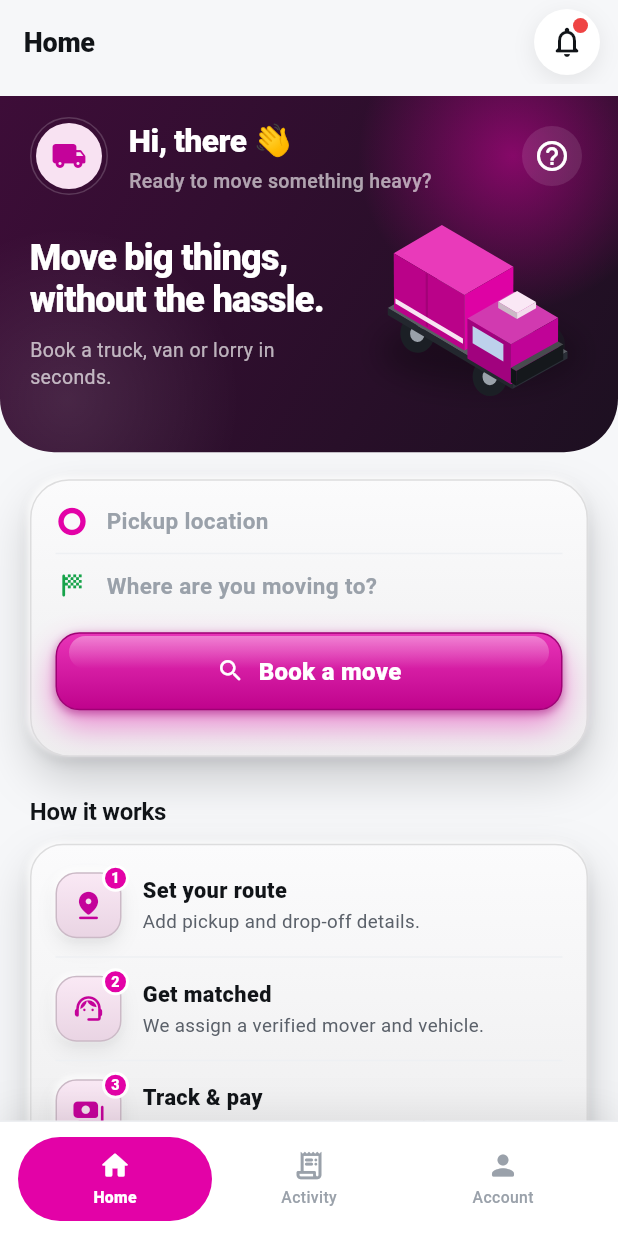
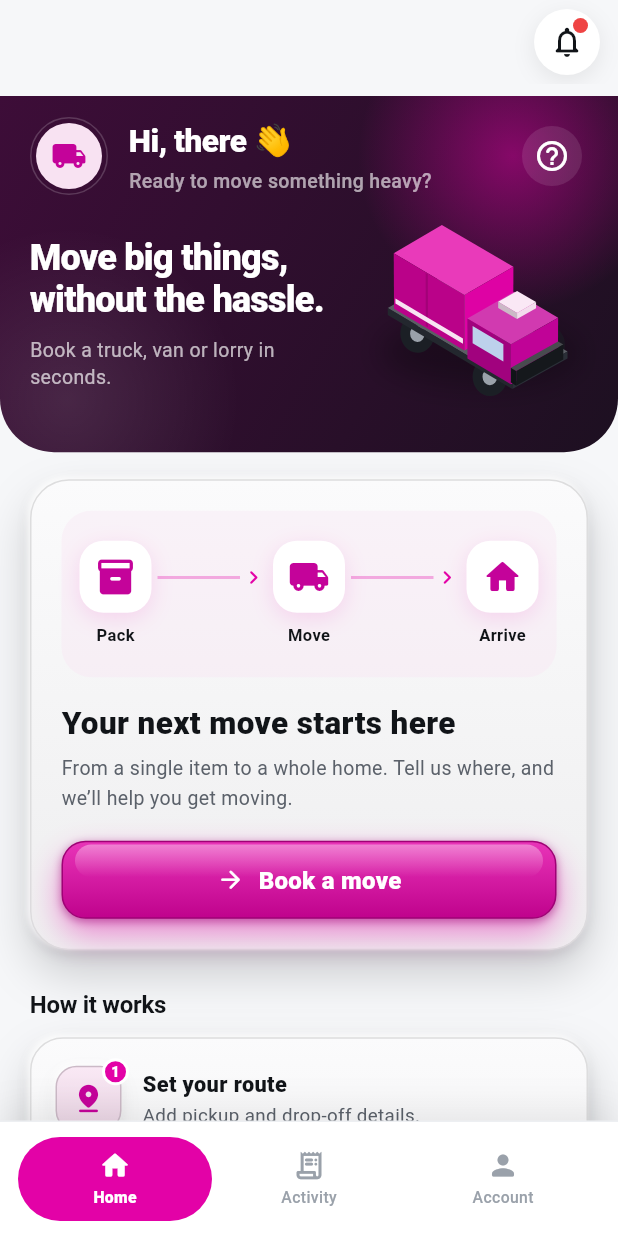
Before and after one commit to kodekrib/marketgo-movers, a Flutter app: the screen it shows after launch, on a phone screen of 412 x 824 dp. Run offline on Flutter 3.47's test engine with Material 3 defaults, Android fonts, the phone set to English and light mode, and no system bars; our stand-ins replace file_picker, flutter_map, geolocator, google_fonts, google_maps_flutter, latlong2 and 4 more; missing offline and left inert: dart:js_interop; accounts and stored records are empty; network calls fail.

Commit message:
Simplify the movers home booking call to action
Replace the pickup and vehicle shortcuts with an illustrated booking card and remove the duplicate home title. Update the home shell test to match the new header.

```diff
--- a/lib/screens/home_screen.dart
+++ b/lib/screens/home_screen.dart
@@ -57,7 +57,8 @@ class _HomeScreenState extends State<HomeScreen> {
       listenable: _auth,
       builder: (context, _) {
         return Scaffold(
-          appBar: MoversAppBar(title: _tabTitles[_tabIndex]),
+          appBar:
+              MoversAppBar(title: _tabIndex == 0 ? '' : _tabTitles[_tabIndex]),
           body: _buildTab(_tabIndex),
           bottomNavigationBar: _MoversNav(
             currentIndex: _tabIndex,
@@ -192,13 +193,11 @@ class BookTab extends StatefulWidget {
 class _BookTabState extends State<BookTab> {
   MovingJob? _activeJob;
   bool _loading = false;
-  List<MoverVehicleType> _vehicleTypes = const [];
 
   @override
   void initState() {
     super.initState();
     _loadActive();
-    _loadVehicleTypes();
   }
 
   @override
@@ -206,15 +205,6 @@ class _BookTabState extends State<BookTab> {
     super.didUpdateWidget(oldWidget);
     if (oldWidget.auth.isAuthenticated != widget.auth.isAuthenticated) {
       _loadActive();
-    }
-  }
-
-  Future<void> _loadVehicleTypes() async {
-    try {
-      final types = await widget.movers.vehicleTypes();
-      if (mounted) setState(() => _vehicleTypes = types);
-    } catch (_) {
-      if (mounted) setState(() => _vehicleTypes = const []);
     }
   }
 
@@ -257,11 +247,7 @@ class _BookTabState extends State<BookTab> {
         SliverToBoxAdapter(
           child: FadeSlideIn(
             delay: const Duration(milliseconds: 120),
-            child: _WhereToBar(
-              onTap: _openBook,
-              onVehicle: _openBookWithVehicle,
-              vehicleTypes: _vehicleTypes,
-            ),
+            child: _BookingCta(onTap: _openBook),
           ),
         ),
         if (_loading)
@@ -318,24 +304,6 @@ class _BookTabState extends State<BookTab> {
           MaterialPageRoute<void>(
             builder: (_) =>
                 BookMoveScreen(auth: widget.auth, movers: widget.movers),
-          ),
-        )
-        .then((_) => _refresh());
-  }
-
-  void _openBookWithVehicle(String vehicleType) {
-    if (!widget.auth.isAuthenticated) {
-      _openLogin();
-      return;
-    }
-    Navigator.of(context)
-        .push(
-          MaterialPageRoute<void>(
-            builder: (_) => BookMoveScreen(
-              auth: widget.auth,
-              movers: widget.movers,
-              initialVehicleType: vehicleType,
-            ),
           ),
         )
         .then((_) => _refresh());
@@ -665,17 +633,11 @@ class _HowStep extends StatelessWidget {
   }
 }
 
-/// Uber-style destination card: pickup + drop-off rows that open booking.
-class _WhereToBar extends StatelessWidget {
-  const _WhereToBar({
-    required this.onTap,
-    required this.onVehicle,
-    required this.vehicleTypes,
-  });
+/// Illustrated invitation to the full booking form.
+class _BookingCta extends StatelessWidget {
+  const _BookingCta({required this.onTap});
 
   final VoidCallback onTap;
-  final ValueChanged<String> onVehicle;
-  final List<MoverVehicleType> vehicleTypes;
 
   @override
   Widget build(BuildContext context) {
@@ -683,135 +645,102 @@ class _WhereToBar extends StatelessWidget {
       padding: const EdgeInsets.fromLTRB(20, 18, 20, 0),
       child: SkeuoCard(
         radius: 26,
-        padding: EdgeInsets.zero,
+        padding: const EdgeInsets.all(20),
+        onTap: onTap,
         child: Column(
+          crossAxisAlignment: CrossAxisAlignment.start,
           children: [
-            InkWell(
-              onTap: onTap,
-              borderRadius:
-                  const BorderRadius.vertical(top: Radius.circular(24)),
-              child: Padding(
-                padding: const EdgeInsets.fromLTRB(16, 6, 16, 6),
-                child: Column(
+            ExcludeSemantics(
+              child: Container(
+                padding:
+                    const EdgeInsets.symmetric(horizontal: 12, vertical: 20),
+                decoration: BoxDecoration(
+                  color: MoversApp.brandOrangeLight.withOpacity(0.35),
+                  borderRadius: BorderRadius.circular(20),
+                ),
+                child: Row(
                   children: [
-                    _RouteRow(
-                      icon: Icons.trip_origin_rounded,
-                      color: MoversApp.brandOrange,
-                      hint: 'Pickup location',
-                    ),
-                    const Divider(height: 1, color: Color(0xFFEEF0F3)),
-                    const _RouteRow(
-                      icon: Icons.sports_score_rounded,
-                      color: Color(0xFF16A34A),
-                      hint: 'Where are you moving to?',
-                    ),
+                    _stop(Icons.inventory_2_rounded, 'Pack'),
+                    _connector(),
+                    _stop(Icons.local_shipping_rounded, 'Move'),
+                    _connector(),
+                    _stop(Icons.home_rounded, 'Arrive'),
                   ],
                 ),
               ),
             ),
-            Padding(
-              padding: const EdgeInsets.fromLTRB(16, 4, 16, 16),
-              child: SkeuoButton(
-                label: 'Book a move',
-                icon: Icons.search_rounded,
-                color: MoversApp.brandOrange,
-                height: 52,
-                radius: 16,
-                onPressed: onTap,
+            const SizedBox(height: 18),
+            const Text(
+              'Your next move starts here',
+              style: TextStyle(
+                fontSize: 21,
+                height: 1.2,
+                fontWeight: FontWeight.w800,
+                color: MoversApp.ink,
               ),
             ),
-            Padding(
-              padding: const EdgeInsets.fromLTRB(12, 0, 12, 14),
-              child: Row(
-                children: List.generate(vehicleTypes.length, (index) {
-                  final v = vehicleTypes[index];
-                  return Expanded(
-                    child: Padding(
-                      padding: EdgeInsets.only(
-                        right: index < vehicleTypes.length - 1 ? 8 : 0,
-                      ),
-                      child: _VehicleChip(
-                        icon: vehicleIconForType(v.name),
-                        label: v.label,
-                        onTap: () => onVehicle(v.name),
-                      ),
-                    ),
-                  );
-                }),
-              ),
+            const SizedBox(height: 8),
+            const Text(
+              'From a single item to a whole home. Tell us where, and we’ll help you get moving.',
+              style: TextStyle(
+                  fontSize: 13, height: 1.5, color: MoversApp.inkMuted),
+            ),
+            const SizedBox(height: 18),
+            SkeuoButton(
+              label: 'Book a move',
+              icon: Icons.arrow_forward_rounded,
+              color: MoversApp.brandOrange,
+              height: 52,
+              radius: 16,
+              onPressed: onTap,
             ),
           ],
         ),
       ),
     );
   }
-}
 
-class _RouteRow extends StatelessWidget {
-  const _RouteRow(
-      {required this.icon, required this.color, required this.hint});
-
-  final IconData icon;
-  final Color color;
-  final String hint;
-
-  @override
-  Widget build(BuildContext context) {
-    return Padding(
-      padding: const EdgeInsets.symmetric(vertical: 10),
-      child: Row(
-        children: [
-          Icon(icon, color: color, size: 22),
-          const SizedBox(width: 12),
-          Expanded(
-            child: Text(
-              hint,
-              style: const TextStyle(
-                color: Color(0xFF9AA1AA),
-                fontWeight: FontWeight.w600,
-                fontSize: 15,
+  Widget _stop(IconData icon, String label) {
+    return Column(
+      mainAxisSize: MainAxisSize.min,
+      children: [
+        Container(
+          width: 48,
+          height: 48,
+          decoration: BoxDecoration(
+            color: Colors.white,
+            borderRadius: BorderRadius.circular(16),
+            boxShadow: [
+              BoxShadow(
+                color: MoversApp.brandOrange.withOpacity(0.12),
+                blurRadius: 12,
+                offset: const Offset(0, 4),
               ),
-            ),
+            ],
           ),
-        ],
-      ),
+          child: Icon(icon, color: MoversApp.brandOrangeDark, size: 28),
+        ),
+        const SizedBox(height: 8),
+        Text(label,
+            style: const TextStyle(
+                color: MoversApp.ink,
+                fontSize: 11,
+                fontWeight: FontWeight.w700)),
+      ],
     );
   }
-}
 
-class _VehicleChip extends StatelessWidget {
-  const _VehicleChip({
-    required this.icon,
-    required this.label,
-    required this.onTap,
-  });
-
-  final IconData icon;
-  final String label;
-  final VoidCallback onTap;
-
-  @override
-  Widget build(BuildContext context) {
-    return InkWell(
-      onTap: onTap,
-      borderRadius: BorderRadius.circular(14),
-      child: SkeuoInset(
-        padding: const EdgeInsets.symmetric(vertical: 12, horizontal: 4),
-        child: Column(
+  Widget _connector() {
+    return Expanded(
+      child: Padding(
+        padding: const EdgeInsets.only(left: 4, right: 4, bottom: 22),
+        child: Row(
           children: [
-            Icon(icon, color: MoversApp.brandOrangeDark, size: 22),
-            const SizedBox(height: 6),
-            Text(
-              label,
-              maxLines: 1,
-              overflow: TextOverflow.ellipsis,
-              textAlign: TextAlign.center,
-              style: const TextStyle(
-                fontSize: 11.5,
-                fontWeight: FontWeight.w700,
-                color: MoversApp.ink,
-              ),
-            ),
+            Expanded(
+                child: Container(
+                    height: 2, color: MoversApp.brandOrange.withOpacity(0.3))),
+            Icon(Icons.chevron_right_rounded,
+                size: 18, color: MoversApp.brandOrange),
           ],
         ),
       ),
```
Also changed, not shown: 1 other file.
